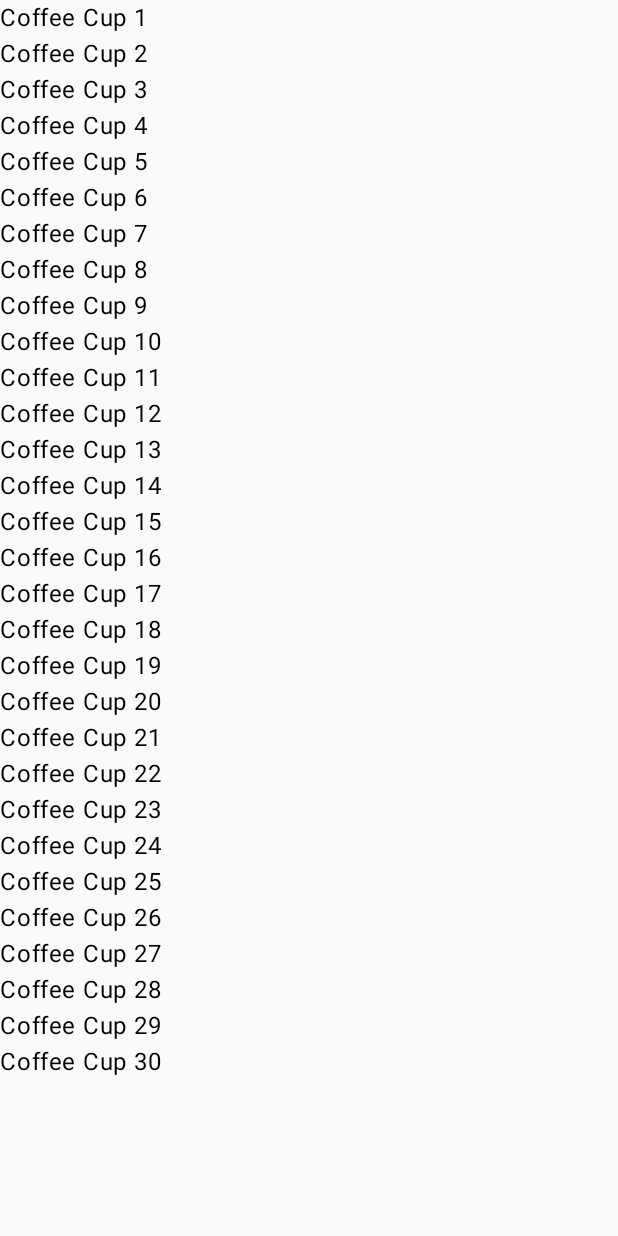
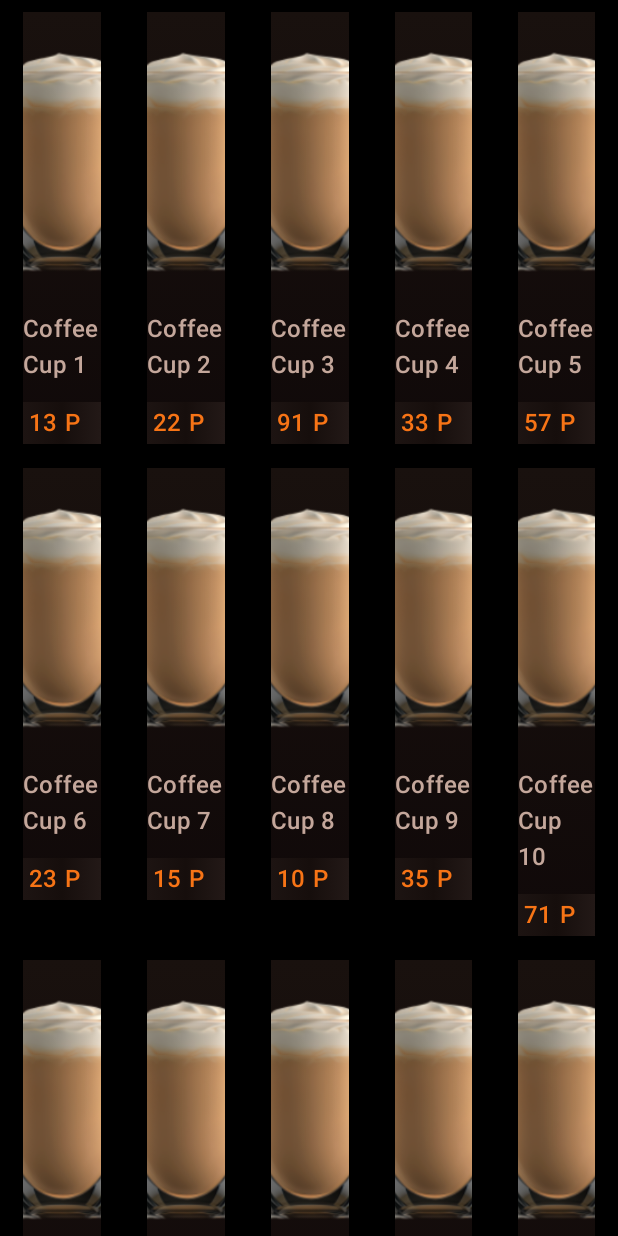
Before and after one commit to saityan/UvencoTest, an Android app built with Jetpack Compose: the screen it shows after launch (MainActivity), on a phone screen of 412 x 824 dp. Run offline under Robolectric (Android 15) with nearby library versions, the light colour scheme and no system bars; our stand-ins replace Dagger/Hilt's generated code, Room's generated code.

Commit message:
home screen main looks developed

```diff
--- a/app/src/main/java/saityan/misc/uvencotest/util/generateCups.kt
+++ b/app/src/main/java/saityan/misc/uvencotest/util/generateCups.kt
@@ -13,7 +13,7 @@ fun generateCups(): List<CoffeeCup> {
                 name = "Coffee Cup ${it + 1}",
                 price = price,
                 isFree = isFree,
-                cupVariant = CupVariant.NORMAL
+                cupVariant = CupVariant.CREAM
             )
             add(cup)
         }
--- a/app/src/main/java/saityan/misc/uvencotest/view/screens/HomeScreen.kt
+++ b/app/src/main/java/saityan/misc/uvencotest/view/screens/HomeScreen.kt
@@ -1,17 +1,24 @@
 package saityan.misc.uvencotest.view.screens
 
-import androidx.compose.foundation.clickable
-import androidx.compose.foundation.lazy.LazyColumn
-import androidx.compose.foundation.lazy.itemsIndexed
-import androidx.compose.material3.Text
+import androidx.compose.foundation.ExperimentalFoundationApi
+import androidx.compose.foundation.background
+import androidx.compose.foundation.layout.Box
+import androidx.compose.foundation.layout.fillMaxSize
+import androidx.compose.foundation.layout.padding
+import androidx.compose.foundation.lazy.GridCells
+import androidx.compose.foundation.lazy.LazyVerticalGrid
 import androidx.compose.runtime.Composable
 import androidx.compose.runtime.collectAsState
 import androidx.compose.ui.Modifier
+import androidx.compose.ui.graphics.Color
+import androidx.compose.ui.unit.dp
 import androidx.hilt.navigation.compose.hiltViewModel
 import androidx.navigation.NavHostController
 import saityan.misc.uvencotest.navigation.Screen
+import saityan.misc.uvencotest.view.screens.home.CoffeeCupItem
 import saityan.misc.uvencotest.viewmodel.HomeViewModel
 
+@OptIn(ExperimentalFoundationApi::class)
 @Composable
 fun HomeScreen(
     navController: NavHostController,
@@ -19,16 +26,30 @@ fun HomeScreen(
 ) {
     val cups = viewModel.cups.collectAsState(initial = emptyList()).value
 
-    LazyColumn {
-        itemsIndexed(cups) { index, coffeeCup ->
-            Text(
-                coffeeCup.name,
-                modifier = coffeeCup.id?.let {
-                    Modifier.clickable {
-                        navController.navigate(Screen.Edit.createRoute(it))
-                    }
-                } ?: Modifier
-            )
+    Box(
+        modifier = Modifier
+            .fillMaxSize()
+            .background(Color.Black)
+    ) {
+        LazyVerticalGrid(
+            cells = GridCells.Fixed(5)
+        ) {
+            items(cups.size) { index ->
+                val coffeeCup = cups[index]
+                Box(
+                    modifier = Modifier.padding(horizontal = 12.dp)
+                ) {
+                    CoffeeCupItem(
+                        id = coffeeCup.id,
+                        name = coffeeCup.name,
+                        price = coffeeCup.price,
+                        cupVariant = coffeeCup.cupVariant,
+                        onClick = { cupId ->
+                            navController.navigate(Screen.Edit.createRoute(cupId))
+                        }
+                    )
+                }
+            }
         }
     }
 }
--- /dev/null
+++ b/app/src/main/java/saityan/misc/uvencotest/view/screens/home/CoffeCupItem.kt
@@ -0,0 +1,99 @@
+package saityan.misc.uvencotest.view.screens.home
+
+import androidx.compose.foundation.Image
+import androidx.compose.foundation.background
+import androidx.compose.foundation.clickable
+import androidx.compose.foundation.layout.*
+import androidx.compose.material3.MaterialTheme
+import androidx.compose.material3.Text
+import androidx.compose.runtime.Composable
+import androidx.compose.ui.Alignment
+import androidx.compose.ui.Modifier
+import androidx.compose.ui.graphics.Brush
+import androidx.compose.ui.graphics.Color
+import androidx.compose.ui.layout.ContentScale
+import androidx.compose.ui.res.painterResource
+import androidx.compose.ui.unit.dp
+import saityan.misc.uvencotest.R
+import saityan.misc.uvencotest.model.CupVariant
+
+@Composable
+fun CoffeeCupItem(
+    id: Int?,
+    name: String,
+    price: String,
+    cupVariant: CupVariant,
+    onClick: (Int) -> Unit
+) {
+    Box(
+        modifier = Modifier
+            .fillMaxWidth()
+            .padding(horizontal = 3.dp, vertical = 8.dp)
+            .background(
+                brush = Brush.verticalGradient(
+                    colors = listOf(
+                        Color(25, 17, 14),
+                        Color(16, 9, 9)
+                    )
+                )
+            )
+            .clickable { id?.let { onClick(it) } }
+    ) {
+        Column(
+            horizontalAlignment = Alignment.CenterHorizontally,
+        ) {
+            val imageRes = when (cupVariant) {
+                CupVariant.NORMAL -> R.drawable.normal_medium
+                CupVariant.CREAM -> R.drawable.cream_medium
+            }
+
+
+            Image(
+                painter = painterResource(id = imageRes),
+                contentDescription = null,
+                contentScale = ContentScale.Crop,
+                modifier = Modifier
+                    .fillMaxWidth()
+                    .height(200.dp)
+            )
+
+            Box(
+                modifier = Modifier
+                    .offset(y = (-5).dp)
+            ) {
+                Text(
+                    text = name,
+                    style = MaterialTheme.typography.titleMedium.copy(color = Color(196, 167, 155)),
+                    modifier = Modifier.padding(vertical = 4.dp)
+                )
+            }
+            Spacer(modifier = Modifier.height(4.dp))
+
+            Row(
+                verticalAlignment = Alignment.CenterVertically,
+                modifier = Modifier
+                    .fillMaxWidth()
+                    .background(
+                        brush = Brush.horizontalGradient(
+                            colors = listOf(
+                                Color(29, 20, 18),
+                                Color(22, 14, 12),
+                                Color(35, 25, 23)
+                            )
+                        )
+                    )
+                    .padding(horizontal = 4.dp, vertical = 2.dp)
+            ) {
+                Text(
+                    text = price,
+                    style = MaterialTheme.typography.titleMedium.copy(color = Color(247, 116, 22))
+                )
+
+                Text(
+                    text = " Р",
+                    style = MaterialTheme.typography.titleMedium.copy(color = Color(247, 116, 22))
+                )
+            }
+        }
+    }
+}
```
Also changed, not shown: app/src/main/res/drawable/cream_large.png (added), app/src/main/res/drawable/cream_medium.png (added), app/src/main/res/drawable/normal_large.png (added), app/src/main/res/drawable/normal_medium.png (added).
